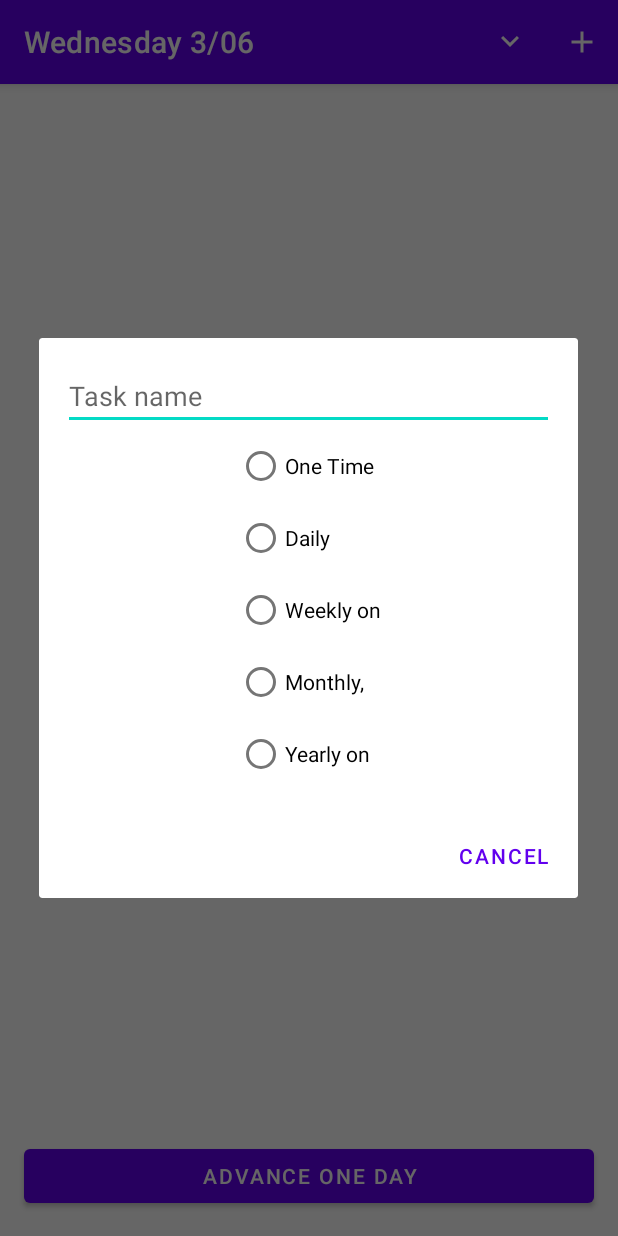
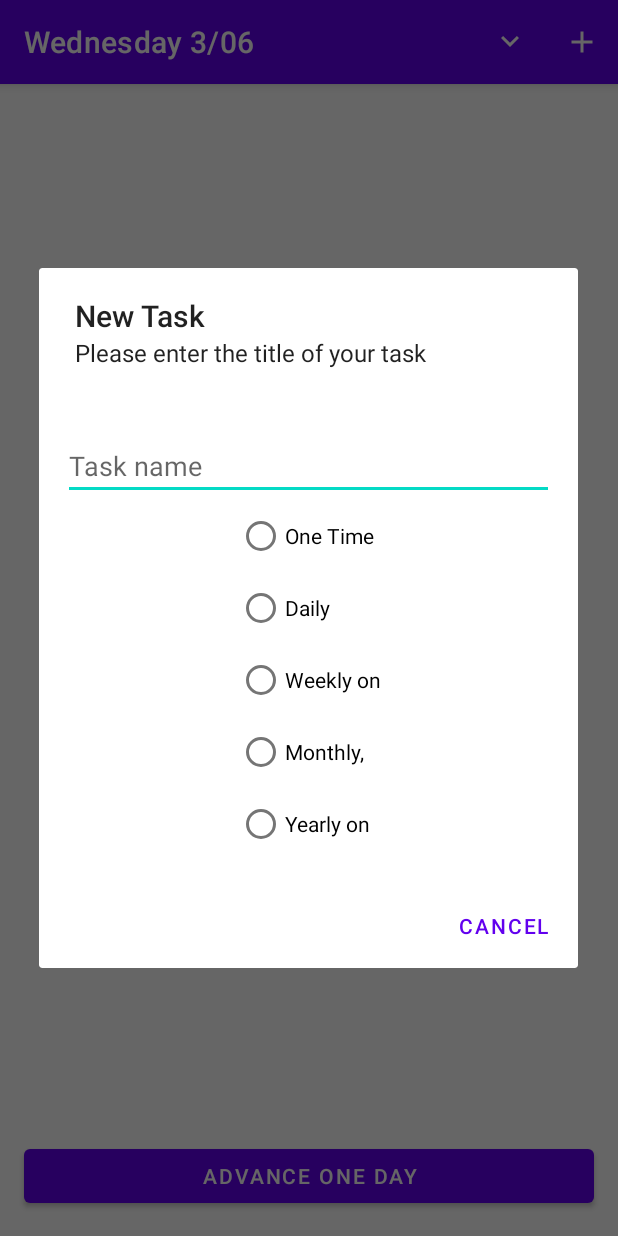
Before and after one commit to CSE-110-Winter-2024/project-team-9, an Android app: the screen it shows after launch (MainActivity), after a tap on "Add Task", on a phone screen of 412 x 824 dp. Run offline under Robolectric (Android 15) with nearby library versions, the phone set to English and light mode, and no system bars; our stand-ins replace Room's generated code; 2 other taps on this screen came first.

Commit message:
Update AddTaskDialogFragment class

```diff
--- a/app/src/main/java/edu/ucsd/cse110/successorator/ui/tasklist/dialog/AddTaskDialogFragment.java
+++ b/app/src/main/java/edu/ucsd/cse110/successorator/ui/tasklist/dialog/AddTaskDialogFragment.java
@@ -72,6 +72,9 @@ public class AddTaskDialogFragment extends DialogFragment {
         // Create the dialog using AlertDialog.Builder
         AlertDialog.Builder builder = new AlertDialog.Builder(requireContext());
         builder.setView(view)
+                .setTitle("New Task")
+                .setMessage("Please enter the title of your task")
+//                .setPositiveButton("Save", this::onPositiveButtonClick)
                 .setNegativeButton("Cancel", this::onNegativeButtonClick);
 
         return builder.create();
@@ -81,6 +84,7 @@ public class AddTaskDialogFragment extends DialogFragment {
         // variable that stores the text input when check icon is pressed
         @NonNull String taskText = editTextTask.getText().toString();
         Log.d("onPositiveButtonClick", "Button Pressed");
+
         // in final product, change date to LocalDate.now()
         LocalDate date = dateManager.getGlobalDate().getDate();
         Task newTask = new Task(null, taskText, -1, false, date);
```
